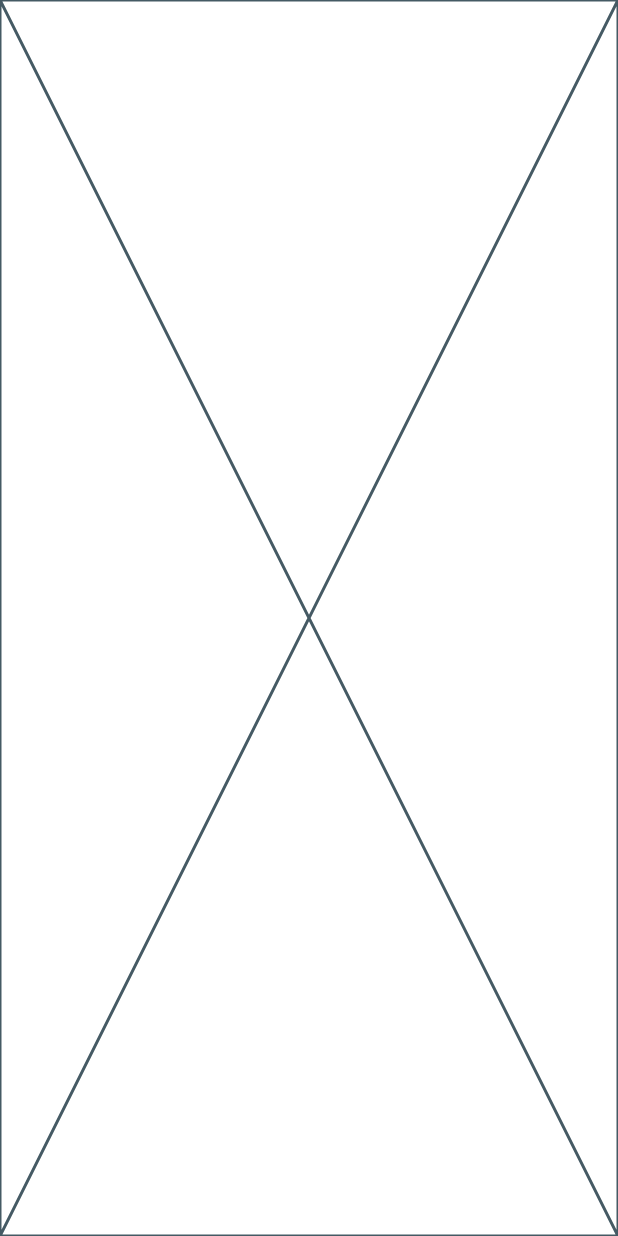
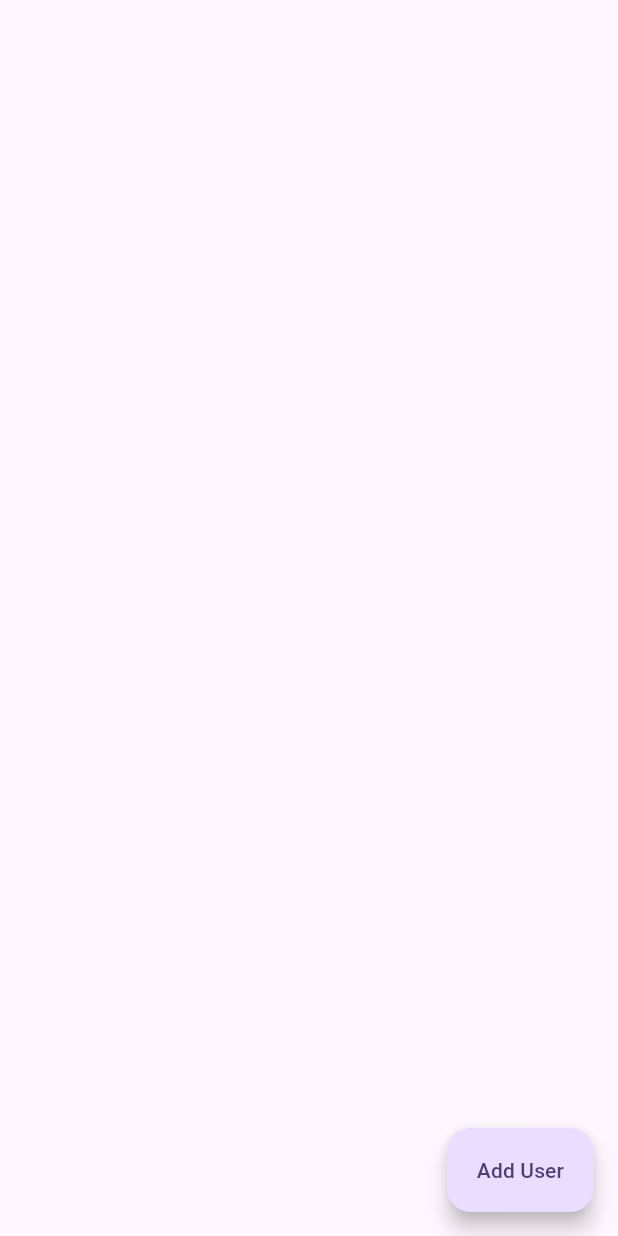
Before and after one commit to jbcbezerra/flutter-example-project, a Flutter app: the screen it shows after launch, on a phone screen of 412 x 824 dp. Run offline on Flutter 3.47's test engine with Material 3 defaults, Android fonts, the phone set to English and light mode, and no system bars; our stand-ins replace bloc, dartz, equatable, flutter_bloc, get_it; network calls fail.

Commit message:
[presentation][view]: design test ui

```diff
--- a/lib/src/authentication/presentation/views/home_screen.dart
+++ b/lib/src/authentication/presentation/views/home_screen.dart
@@ -1,10 +1,71 @@
-import 'package:flutter/cupertino.dart';
+import 'package:flutter/material.dart';
+import 'package:flutter_bloc/flutter_bloc.dart';
+import 'package:tdd_tutorial/src/authentication/presentation/cubit/auth_cubit.dart';
+import 'package:tdd_tutorial/src/authentication/presentation/views/widgets/add_user_dialog.dart';
+import 'package:tdd_tutorial/src/authentication/presentation/views/widgets/loading_column.dart';
 
-class HomeScreen extends StatelessWidget {
+class HomeScreen extends StatefulWidget {
   const HomeScreen({super.key});
 
   @override
+  State<HomeScreen> createState() => _HomeScreenState();
+}
+
+class _HomeScreenState extends State<HomeScreen> {
+  final TextEditingController nameController = TextEditingController();
+
+  void getUsers() {
+    context.read<AuthCubit>().getUsersHandler();
+  }
+
+  @override
+  void initState() {
+    super.initState();
+    getUsers();
+  }
+
+  @override
   Widget build(BuildContext context) {
-    return const Placeholder();
+    return BlocConsumer<AuthCubit, AuthState>(
+      listener: (context, state) {
+        if (state is AuthError) {
+          ScaffoldMessenger.of(context)
+              .showSnackBar(SnackBar(content: Text(state.msg)));
+        } else if (state is UserCreated) {
+          getUsers();
+        }
+      },
+      builder: (context, state) {
+        return Scaffold(
+          body: state is GettingUsers
+              ? const LoadingColumn(msg: "Fetching Users")
+              : state is CreatingUser
+                  ? const LoadingColumn(msg: "Creating User")
+                  : state is UsersLoaded
+                      ? Center(
+                          child: ListView.builder(
+                          itemBuilder: (context, index) {
+                            final user = state.users[index];
+                            return ListTile(
+                              leading: Image.network(user.avatar),
+                              title: Text(user.name),
+                              subtitle: Text(user.createdAt.substring(10)),
+                            );
+                          },
+                          itemCount: state.users.length,
+                        ))
+                      : const SizedBox.shrink(),
+          floatingActionButton: FloatingActionButton.extended(
+              onPressed: () async {
+                await showDialog(
+                    context: context,
+                    builder: (context) => AddUserDialog(
+                          nameController: nameController,
+                        ));
+              },
+              label: const Text("Add User")),
+        );
+      },
+    );
   }
 }
```
Also changed, not shown: lib/src/authentication/presentation/views/widgets/add_user_dialog.dart (added, +35 -0 lines), lib/src/authentication/presentation/views/widgets/loading_column.dart (added, +20 -0 lines).
